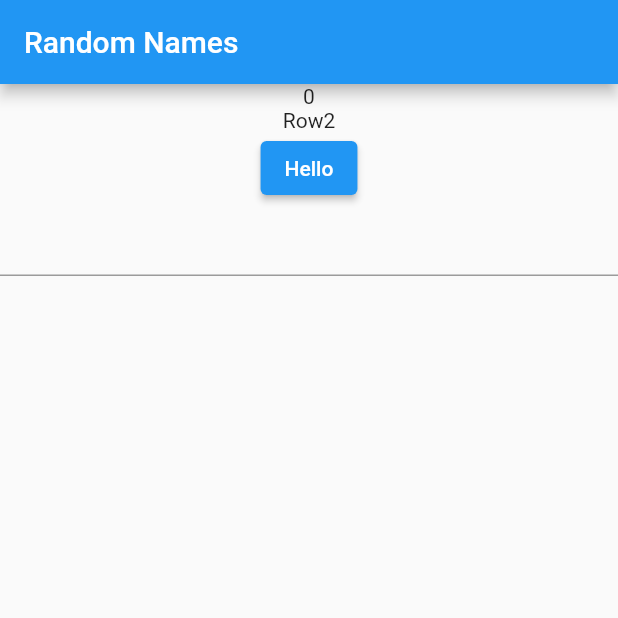
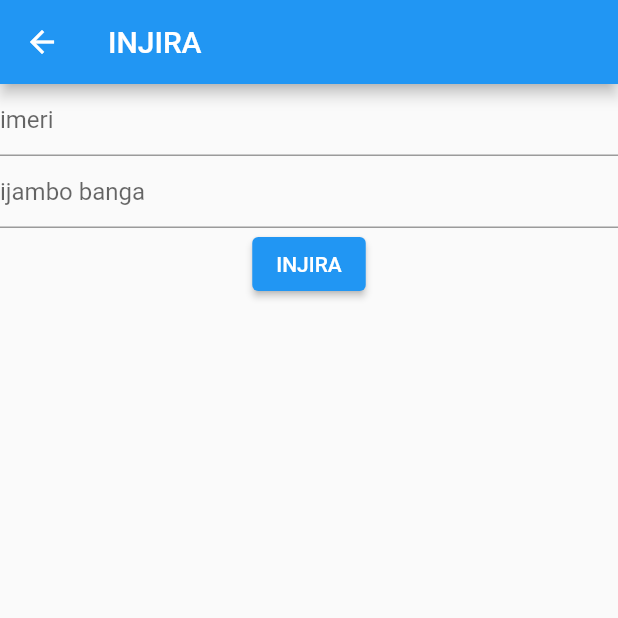
Before and after one commit to lilnoes/itike_qr, a Flutter app: the screen it shows after launch, on a phone screen of 412 x 824 dp, the top half of it. Run offline on Flutter 3.47's test engine with Material 2 defaults, Android fonts, the phone set to English and light mode, and no system bars; our stand-ins replace faker.

Commit message:
added screens and refactored

```diff
--- /dev/null
+++ b/lib/Model.dart
@@ -0,0 +1,23 @@
+import "package:flutter/material.dart";
+
+class Model extends ChangeNotifier {
+  var username = "";
+  var password = "";
+  bool loggedIn = false;
+
+  void setUsername(String username) {
+    this.username = username;
+    print("new username "+username);
+    notifyListeners();
+  }
+
+  void setPassword(String password) {
+    this.password= password;
+        print("new password "+password);
+    notifyListeners();
+  }
+  Future<bool> isLoggedIn() async{
+    if(username=="lilnoes" && password=="ishimwe1") loggedIn=true;
+    return loggedIn;
+  }
+}
--- a/lib/main.dart
+++ b/lib/main.dart
@@ -1,21 +1,12 @@
 import "package:flutter/material.dart";
 import "package:faker/faker.dart";
 import 'package:provider/provider.dart';
-
-class MyModel extends ChangeNotifier {
-  var count = 0;
-  void setCount(int number) {
-    this.count = number;
-    print("changed to $count");
-    notifyListeners();
-  }
-
-  void increment() {
-    print(this.count);
-    notifyListeners();
-    this.count++;
-  }
-}
+import "screens/Camera.dart";
+import "screens/Confirmation.dart";
+import "screens/Home.dart";
+import "screens/Login.dart";
+import "screens/User.dart";
+import "Model.dart";
 
 void main() {
   runApp(MyApp());
@@ -24,74 +15,18 @@ void main() {
 class MyApp extends StatelessWidget {
   @override
   Widget build(BuildContext context) {
-    return MaterialApp(
-      title: "Random Words",
-      home: ChangeNotifierProvider<MyModel>(
-        create: (context) => MyModel(),
-        child: RandomName(),
-      ),
-    );
+    return ChangeNotifierProvider<Model>(
+        create: (context) => Model(),
+        child: MaterialApp(
+          title: "Itike Driver",
+          initialRoute: "/login",
+          routes: {
+            "/": (context) => HomeScreen(),
+            "/camera": (context) => CameraScreen(),
+            "/confirmation": (context) => ConfirmationScreen(),
+            "/login": (context) => LoginScreen(),
+            "/user": (context) => UserScreen(),
+          },
+        ));
   }
 }
-
-class RandomName extends StatefulWidget {
-  @override
-  _RandomNameState createState() => _RandomNameState();
-}
-
-class _RandomNameState extends State<RandomName> {
-  final _suggestions = <String>[];
-  @override
-  Widget build(BuildContext context) {
-    return Scaffold(
-      appBar: AppBar(
-        title: Text("Random Names"),
-      ),
-      body: _buildSuggestions(),
-    );
-  }
-
-  Widget _buildSuggestions() {
-    return Column(
-      children: <Widget>[row1(), row2(), row3(), row4()],
-      crossAxisAlignment: CrossAxisAlignment.center,
-    );
-  }
-
-  Widget row1() {
-    return Center(
-      child: Selector<MyModel, int>(
-        builder: (context, number, child) {
-          print("rebuilding...");
-          return Text("${number}");
-        },
-        selector: (_, myModel) => myModel.count,
-      ),
-    );
-  }
-
-  Widget row2() {
-    return Center(
-      child: Text("Row2"),
-    );
-  }
-
-  Widget row3() {
-    return ElevatedButton(
-      onPressed: () {
-        context.read<MyModel>().increment();
-      },
-      child: Text("Hello"),
-    );
-  }
-
-  Widget row4() {
-    return TextField(onSubmitted: (str) {
-      context.read<MyModel>().setCount(int.parse(str));
-    });
-  }
-
-  Iterable<String> _getNames() sync* {
-    yield faker.person.firstName();
-  }
-}
--- /dev/null
+++ b/lib/screens/Login.dart
@@ -0,0 +1,64 @@
+import "package:flutter/material.dart";
+import "package:provider/provider.dart";
+import "../Model.dart";
+
+class LoginScreen extends StatelessWidget {
+  final _formKey = GlobalKey<FormState>();
+  @override
+  Widget build(BuildContext context) {
+    return WillPopScope(
+        onWillPop: () => Provider.of<Model>(context, listen:false).isLoggedIn(),
+        child: Scaffold(
+          appBar: AppBar(title: Text("INJIRA")),
+          body: Form(
+            key: _formKey,
+            child: Column(
+              children: [
+                getUsernameField(),
+                getPasswordField(),
+                getSubmitButton()
+              ],
+            ),
+          ),
+        ));
+  }
+
+  Widget getUsernameField() {
+    return TextFormField(
+      decoration: InputDecoration(hintText: "imeri"),
+      onSaved: (val) {
+        Provider.of<Model>(_formKey.currentContext, listen: false).setUsername(val);
+        print("saved email ${val}");
+      },
+    );
+  }
+
+  Widget getPasswordField() {
+    return TextFormField(
+      decoration: InputDecoration(hintText: "ijambo banga"),
+      obscureText: true,
+      onSaved: (val) {
+        Provider.of<Model>(_formKey.currentContext, listen: false).setPassword(val);
+        print("saved password ${val}");
+      },
+      validator: (val) {
+        if (val.length <= 6) return "ijambo rigomba kuba riruta 6";
+        return null;
+      },
+    );
+  }
+
+  Widget getSubmitButton() {
+    return ElevatedButton(
+      child: Text("INJIRA"),
+      onPressed: () {
+        if (_formKey.currentState.validate()) {
+          print("validated");
+          _formKey.currentState.save();
+          Navigator.pushNamed(_formKey.currentContext, "/confirmation");
+        } else
+          print("not validated");
+      },
+    );
+  }
+}
```
Also changed, not shown: lib/screens/Camera.dart (added, +13 -0 lines), lib/screens/Confirmation.dart (added, +41 -0 lines), lib/screens/Home.dart (added, +15 -0 lines), lib/screens/User.dart (added, +13 -0 lines).
